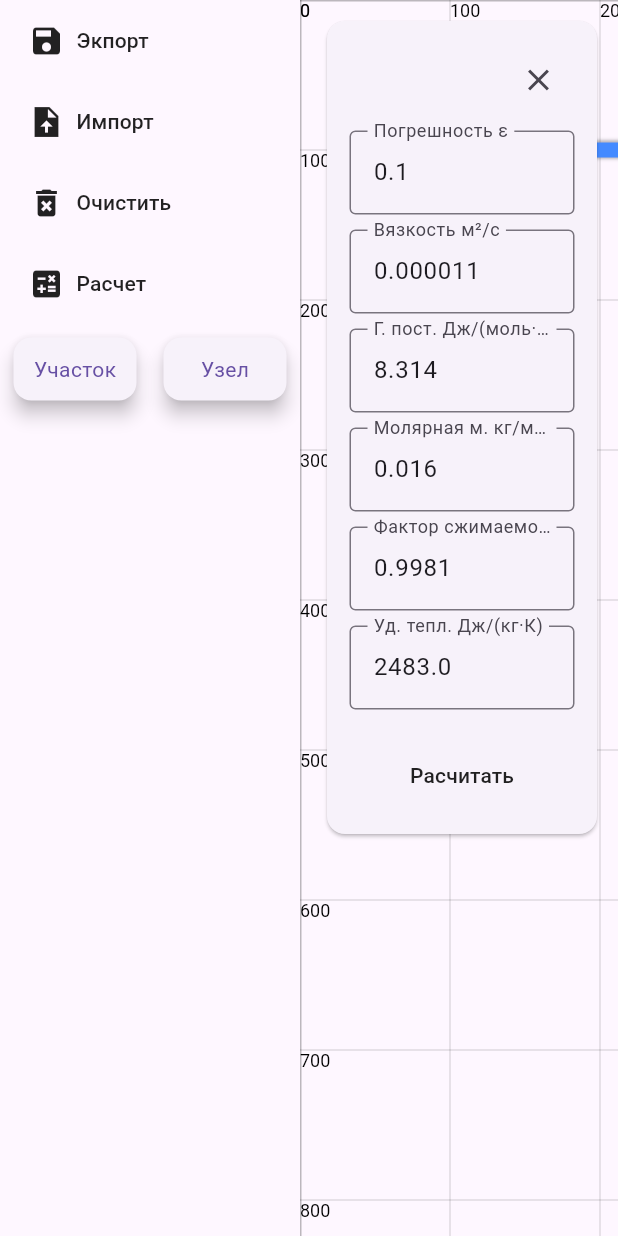
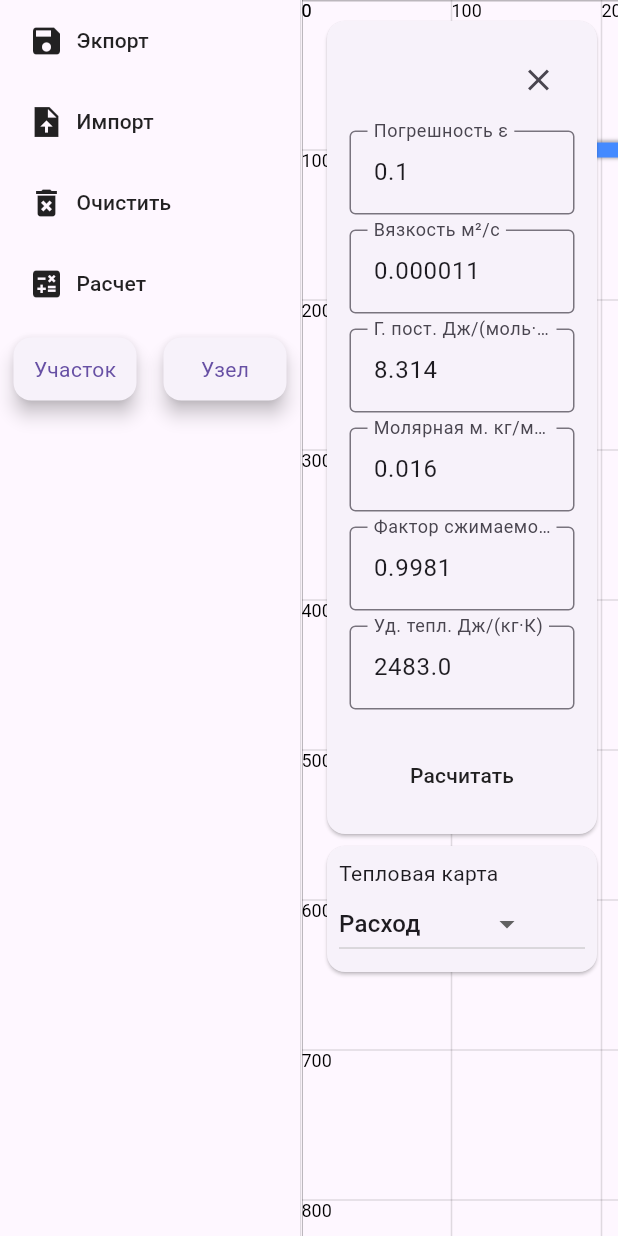
Before and after one commit to Gagaved/gas_distribution_station_model, a Flutter app: the screen it shows after launch, after a tap on "Расчитать", on a phone screen of 412 x 824 dp. Run offline on Flutter 3.47's test engine with Material 3 defaults, Android fonts, the phone set to English and light mode, and no system bars; our stand-ins replace dart_mappable, file_picker, floor, flutter_bloc, flutter_mobx, mobx; missing offline and left inert: defer_pointer, transparent_pointer; accounts and stored records are empty; generated files the repository leaves out were written again.

Commit message:
algorithm improvement

```diff
--- a/lib/models/gas_network.dart
+++ b/lib/models/gas_network.dart
@@ -198,6 +198,11 @@ class Edge extends GraphElement with EdgeMappable {
 
   double get reducerConductanceCoefficient => _reducerConductanceCoefficient;
 
+  double _pressure;
+
+  ///только для информации, не учавствует в расчетах.
+  double get pressure => _pressure;
+
   set reducerConductanceCoefficient(double value) {
     _reducerConductanceCoefficient = max(min(1, value), 0);
   }
@@ -230,8 +235,10 @@ class Edge extends GraphElement with EdgeMappable {
     this.flow = 0,
     this.isAdorize = false,
     this.adorizerOn = false,
+    double pressure = 0,
   })  : _conductance = 0.0,
-        _percentageValve = percentageValve ?? 0;
+        _percentageValve = percentageValve ?? 0,
+        _pressure = pressure;
 }
 
 @MappableEnum()
--- a/lib/models/gas_network_calculator.dart
+++ b/lib/models/gas_network_calculator.dart
@@ -50,7 +50,9 @@ class GasNetworkCalculator {
       molarMass: molarMass,
     );
     for (var node in nodesMap.values) {
-      if (node.node.calculationType == NodeCalculationType.flow) {
+      if (node.node.type != NodeType.source ||
+          (node.node.type == NodeType.sink &&
+              node.node.calculationType == NodeCalculationType.flow)) {
         node.node.pressure = 101000;
       }
     }
@@ -84,7 +86,7 @@ class GasNetworkCalculator {
           denominator += edge.conductance;
         }
 
-        if (denominator > 0) {
+        if (denominator > 0 && denominator.isFinite && numerator.isFinite) {
           node.node.pressure = numerator / denominator;
         }
 
@@ -107,7 +109,8 @@ class GasNetworkCalculator {
           _adjustPressureNodePressure(node);
         }
         if (node.node.type != NodeType.source) {
-          node.node.temperature = _calculateNodeTemperature(node);
+          final newNodeTemp = _calculateNodeTemperature(node);
+          node.node.temperature = newNodeTemp;
         }
       }
 
@@ -131,6 +134,7 @@ class GasNetworkCalculator {
       print('Final iterations $innerIteration');
     }
     _adorize();
+    _addPressureToEdges();
     return (
       nodesMap.values.map((e) => e.node).toList(),
       edgesMap.values.toList()
@@ -164,12 +168,14 @@ class GasNetworkCalculator {
               1e-5; // Примерный коэффициент
     }
     result -= temperatureDrop;
-    if (edge.type == EdgeType.heater && edge.heaterOn) {
+    if (edge.type == EdgeType.heater &&
+        edge.heaterOn &&
+        edge.flow.isFinite &&
+        edge.flow != 0) {
       double heaterTemperatureIncrease = edge.heaterPower *
           edge.heaterEfficiency /
           (edge.flow.abs() * specificHeat);
       result += heaterTemperatureIncrease;
-      print('result for heater $result');
     }
     return result;
   }
@@ -195,7 +201,7 @@ class GasNetworkCalculator {
     for (var edge in connectedEdges) {
       numerator += edge.flow.abs() * edge.temperature;
     }
-    if (denominator != 0) {
+    if (denominator != 0 && denominator.isFinite && denominator.isFinite) {
       final result = numerator / denominator;
       return result;
     } else {
@@ -355,8 +361,9 @@ class GasNetworkCalculator {
           .toList();
       for (final edge in connectedEdges) {
         edge.isAdorize = true;
-        if (nodeId != edge.startNodeId) visit(edge.startNodeId);
-        if (nodeId != edge.endNodeId) visit(edge.endNodeId);
+        if (edge.flow != 0) {
+          visit(edge.flowEndNodeId);
+        }
       }
     }
 
@@ -366,4 +373,10 @@ class GasNetworkCalculator {
       visit(edge.flowEndNodeId);
     }
   }
+
+  _addPressureToEdges() {
+    for (final edge in edgesMap.values) {
+      edge._pressure = nodesMap[edge.flowEndNodeId]!.node.pressure;
+    }
+  }
 }
--- a/lib/presentation/editor_page/editor_state_mobx.dart
+++ b/lib/presentation/editor_page/editor_state_mobx.dart
@@ -90,7 +90,10 @@ abstract class EditorState with Store {
 
   @observable
   double? maxFlow;
-
+  @observable
+  double? maxTemperature;
+  @observable
+  double? maxPressure;
   @observable
   Map<Offset, List<Node>> magneticGrid = {};
 
@@ -146,7 +149,7 @@ abstract class EditorState with Store {
   Future<void> calculateGasNetwork() async {
     calculateStatus = CalculateStatus.process;
     final start = DateTime.now();
-    maxFlow = null;
+
     try {
       await _graph.calculateGasNetwork(
         epsilon: epsilon,
@@ -156,7 +159,16 @@ abstract class EditorState with Store {
         universalGasConstant: universalGasConstant,
         specificHeat: specificHeat,
       );
+
       updateEdgesAndNodesState();
+      maxFlow = 0;
+      maxTemperature = 0;
+      maxPressure = 0;
+      for (var e in edges) {
+        if (maxFlow! < e.flow) maxFlow = e.flow;
+        if (maxTemperature! < e.temperature) maxTemperature = e.temperature;
+        if (maxPressure! < e.pressure) maxPressure = e.pressure;
+      }
       edges.sort((f, s) => f.flow.abs() < s.flow.abs() ? 1 : 0);
       maxFlow = edges.firstOrNull?.flow.abs();
     } on Exception catch (e) {
--- a/lib/presentation/editor_page/pipeline_element.dart
+++ b/lib/presentation/editor_page/pipeline_element.dart
@@ -33,7 +33,7 @@ class _MyLinePainter extends CustomPainter {
   }
 }
 
-class PipelineWidget extends StatelessWidget {
+class PipelineWidget extends StatelessObserverWidget {
   final Edge? edge;
   final Node? node;
   final bool isSelect;
@@ -119,12 +119,46 @@ class PipelineWidget extends StatelessWidget {
           containerPoints.map((offset) => offset.dx).reduce(min);
       final height = containerPoints.map((offset) => offset.dy).reduce(max) -
           containerPoints.map((offset) => offset.dy).reduce(min);
-      final Color pipeColor = (edge.flow.abs() > 0.001 &&
-              stateStore.maxFlow != null &&
-              stateStore.maxFlow != 0)
-          ? Color.lerp(basePipeColor, Colors.blueAccent,
-              edge.flow.abs() / stateStore.maxFlow!)!
-          : basePipeColor;
+
+      final Color pipeColor = switch (ToolsState.of(context).heatMapState) {
+        null => basePipeColor,
+        HeatMapState.temperature => (stateStore.maxFlow != null &&
+                edge.flow.isFinite &&
+                edge.flow.abs() > 0.1 &&
+                edge.temperature.isFinite &&
+                stateStore.maxTemperature != null &&
+                stateStore.maxTemperature != 0 &&
+                stateStore.maxTemperature!.isFinite)
+            ? Color.lerp(Colors.blueAccent, Colors.red,
+                min(1, max(0, (edge.temperature - 273.15) / 80)))!
+            : basePipeColor,
+        HeatMapState.pressure => (stateStore.maxFlow != null &&
+                edge.flow.isFinite &&
+                edge.flow.abs() > 0.1 &&
+                edge.pressure.isFinite &&
+                stateStore.maxPressure != null &&
+                stateStore.maxPressure != 0 &&
+                stateStore.maxPressure!.isFinite)
+            ? Color.lerp(basePipeColor, Colors.deepOrange,
+                min(1, max(0, edge.pressure / stateStore.maxPressure!)))!
+            : basePipeColor,
+        HeatMapState.flow => (stateStore.maxFlow != null &&
+                edge.flow.isFinite &&
+                edge.flow.abs() > 0.01 &&
+                stateStore.maxFlow!.isFinite)
+            ? Color.lerp(basePipeColor, Colors.blueAccent,
+                min(1, max(0, edge.flow.abs() / stateStore.maxFlow!)))!
+            : basePipeColor,
+        // TODO: Handle this case.
+        HeatMapState.adorization => (stateStore.maxFlow != null &&
+                edge.flow.isFinite &&
+                edge.flow.abs() > 0.1 &&
+                edge.pressure.isFinite &&
+                edge.isAdorize)
+            ? Colors.green
+            : basePipeColor,
+      };
+
       final Color statusColor = switch (edge.type) {
         EdgeType.segment => basePipeColor,
         EdgeType.valve =>
--- a/lib/presentation/editor_page/tools/calculation_tool.dart
+++ b/lib/presentation/editor_page/tools/calculation_tool.dart
@@ -2,6 +2,8 @@ import 'package:flutter/material.dart';
 import 'package:flutter_mobx/flutter_mobx.dart';
 import 'package:gas_distribution_station_model/presentation/editor_page/editor_state_mobx.dart';
 import 'package:gas_distribution_station_model/presentation/editor_page/tools/tools_state_mobx.dart';
+
+import 'heat_map_tool.dart';
 
 class CalculationTool extends StatefulObserverWidget {
   const CalculationTool({Key? key}) : super(key: key);
@@ -44,7 +46,12 @@ class _CalculationToolState extends State<CalculationTool> {
               position = position + Offset(-det.delta.dx, det.delta.dy);
             });
           },
-          child: Card(
+          child: IntrinsicWidth(
+            child: Column(
+              crossAxisAlignment: CrossAxisAlignment.stretch,
+              mainAxisSize: MainAxisSize.min,
+              children: [
+                Card(
                   child: Padding(
                     padding: const EdgeInsets.all(15.0),
                     child: SizedBox(
@@ -58,8 +65,8 @@ class _CalculationToolState extends State<CalculationTool> {
                             children: [
                               IconButton(
                                   onPressed: () {
-                              ToolsState.of(context).calculationToolVisible =
-                                  false;
+                                    ToolsState.of(context)
+                                        .calculationToolVisible = false;
                                   },
                                   icon: const Icon(Icons.close)),
                             ],
@@ -73,7 +80,8 @@ class _CalculationToolState extends State<CalculationTool> {
                                   final value = epsilonController.text;
                                   final formatedString =
                                       value.replaceAllMapped(',', (f) => '.');
-                            stateStore.epsilon = double.parse(formatedString);
+                                  stateStore.epsilon =
+                                      double.parse(formatedString);
                                   print('set epsilon to ${stateStore.epsilon}');
                                   epsilonController.text = formatedString;
                                   epsilonFocusNode.parent?.requestFocus();
@@ -106,8 +114,10 @@ class _CalculationToolState extends State<CalculationTool> {
                                   final value = viscosityController.text;
                                   final formatedString =
                                       value.replaceAllMapped(',', (f) => '.');
-                            stateStore.viscosity = double.parse(formatedString);
-                            print('set viscosity to ${stateStore.viscosity}');
+                                  stateStore.viscosity =
+                                      double.parse(formatedString);
+                                  print(
+                                      'set viscosity to ${stateStore.viscosity}');
                                   viscosityController.text = formatedString;
                                   viscosityFocusNode.parent?.requestFocus();
                                 } catch (e) {
@@ -136,7 +146,8 @@ class _CalculationToolState extends State<CalculationTool> {
                             child: Builder(builder: (context) {
                               void save() {
                                 try {
-                            final value = universalGasConstantController.text;
+                                  final value =
+                                      universalGasConstantController.text;
                                   final formatedString =
                                       value.replaceAllMapped(',', (f) => '.');
                                   stateStore.universalGasConstant =
@@ -149,7 +160,8 @@ class _CalculationToolState extends State<CalculationTool> {
                                       ?.requestFocus();
                                 } catch (e) {
                                   universalGasConstantController.text =
-                                stateStore.universalGasConstant.toString();
+                                      stateStore.universalGasConstant
+                                          .toString();
                                 }
                               }
 
@@ -175,8 +187,10 @@ class _CalculationToolState extends State<CalculationTool> {
                                   final value = molarMassController.text;
                                   final formatedString =
                                       value.replaceAllMapped(',', (f) => '.');
-                            stateStore.molarMass = double.parse(formatedString);
-                            print('set molarMass to ${stateStore.molarMass}');
+                                  stateStore.molarMass =
+                                      double.parse(formatedString);
+                                  print(
+                                      'set molarMass to ${stateStore.molarMass}');
                                   molarMassController.text = formatedString;
                                   molarMassFocusNode.parent?.requestFocus();
                                 } catch (e) {
@@ -207,7 +221,8 @@ class _CalculationToolState extends State<CalculationTool> {
                                   final value = zFactorController.text;
                                   final formatedString =
                                       value.replaceAllMapped(',', (f) => '.');
-                            stateStore.zFactor = double.parse(formatedString);
+                                  stateStore.zFactor =
+                                      double.parse(formatedString);
                                   print('set zFactor to ${stateStore.zFactor}');
                                   zFactorController.text = formatedString;
                                   zFactorFocusNode.parent?.requestFocus();
@@ -266,20 +281,28 @@ class _CalculationToolState extends State<CalculationTool> {
                           ),
                           const SizedBox(height: 20),
                           MaterialButton(
-                      onPressed:
-                          stateStore.calculateStatus != CalculateStatus.process
+                            onPressed: stateStore.calculateStatus !=
+                                    CalculateStatus.process
                                 ? () {
                                     stateStore.calculateGasNetwork();
                                   }
                                 : null,
-                      child:
-                          stateStore.calculateStatus == CalculateStatus.process
+                            child: stateStore.calculateStatus ==
+                                    CalculateStatus.process
                                 ? const CircularProgressIndicator()
                                 : const Text('Расчитать'),
                           ),
                         ],
                       ),
                     ),
+                  ),
+                ),
+                const Card(
+                    child: Padding(
+                  padding: EdgeInsets.all(8.0),
+                  child: FlowHeatPressureSwitcher(),
+                )),
+              ],
             ),
           ),
         ),
--- /dev/null
+++ b/lib/presentation/editor_page/tools/heat_map_tool.dart
@@ -0,0 +1,48 @@
+import 'package:flutter/material.dart';
+import 'package:gas_distribution_station_model/presentation/editor_page/tools/tools_state_mobx.dart';
+
+class FlowHeatPressureSwitcher extends StatefulWidget {
+  const FlowHeatPressureSwitcher({Key? key}) : super(key: key);
+  @override
+  State<FlowHeatPressureSwitcher> createState() =>
+      _FlowHeatPressureSwitcherState();
+}
+
+class _FlowHeatPressureSwitcherState extends State<FlowHeatPressureSwitcher> {
+  final _focusNode = FocusNode();
+  @override
+  Widget build(BuildContext context) {
+    final stateStore = ToolsState.of(context);
+    return SizedBox(
+      width: 100,
+      child: Column(
+        mainAxisSize: MainAxisSize.min,
+        crossAxisAlignment: CrossAxisAlignment.stretch,
+        children: [
+          const Text('Тепловая карта'),
+          DropdownButton<HeatMapState>(
+            focusNode: _focusNode,
+            value: stateStore.heatMapState,
+            items: HeatMapState.values
+                .map<DropdownMenuItem<HeatMapState>>((HeatMapState type) {
+              return DropdownMenuItem<HeatMapState>(
+                value: type,
+                child: Text(
+                  type.value,
+                ),
+              );
+            }).toList(),
+            onChanged: (HeatMapState? type) {
+              setState(() {
+                if (type != null) {
+                  stateStore.heatMapState =
+                      stateStore.heatMapState == type ? null : type;
+                }
+              });
+            },
+          ),
+        ],
+      ),
+    );
+  }
+}
--- a/lib/presentation/editor_page/tools/side_tools_menu.dart
+++ b/lib/presentation/editor_page/tools/side_tools_menu.dart
@@ -19,6 +19,7 @@ class SideToolsMenuWidget extends StatelessWidget {
             Column(
               mainAxisSize: MainAxisSize.min,
               mainAxisAlignment: MainAxisAlignment.end,
+              crossAxisAlignment: CrossAxisAlignment.stretch,
               children: [
                 Padding(
                   padding: const EdgeInsets.all(3.0),
@@ -80,8 +81,6 @@ class SideToolsMenuWidget extends StatelessWidget {
                     ),
                   ),
                 ),
-              ],
-            ),
                 Padding(
                   padding: const EdgeInsets.all(3.0),
                   child: MaterialButton(
@@ -90,6 +89,7 @@ class SideToolsMenuWidget extends StatelessWidget {
                           !ToolsState.of(context).calculationToolVisible;
                     },
                     child: const Row(
+                      mainAxisAlignment: MainAxisAlignment.start,
                       children: [
                         Icon(Icons.calculate),
                         Padding(
@@ -100,9 +100,15 @@ class SideToolsMenuWidget extends StatelessWidget {
                     ),
                   ),
                 ),
+              ],
+            ),
             const _PipelinePanelWidget()
           ]),
         ),
+        Container(
+          width: 1,
+          color: Colors.black12,
+        )
       ],
     );
   }
@@ -153,7 +159,7 @@ class _PipelinePanelWidget extends StatelessWidget {
               })),
             );
           },
-        )
+        ),
       ],
     );
   }
--- a/lib/presentation/editor_page/tools/tools_state_mobx.dart
+++ b/lib/presentation/editor_page/tools/tools_state_mobx.dart
@@ -6,8 +6,22 @@ part 'tools_state_mobx.g.dart';
 
 class ToolsStateStore = ToolsState with _$ToolsStateStore;
 
+enum HeatMapState {
+  temperature('Температура'),
+  pressure('Давление'),
+  flow('Расход'),
+  adorization('Адоризация');
+
+  const HeatMapState(this.value);
+
+  final String value;
+}
+
 abstract class ToolsState with Store {
   @observable
   bool calculationToolVisible = true;
+
+  @observable
+  HeatMapState? heatMapState = HeatMapState.flow;
   static ToolsState of(BuildContext context) => context.read<ToolsStateStore>();
 }
```
Lines whose indentation alone changed are shown as unchanged.
